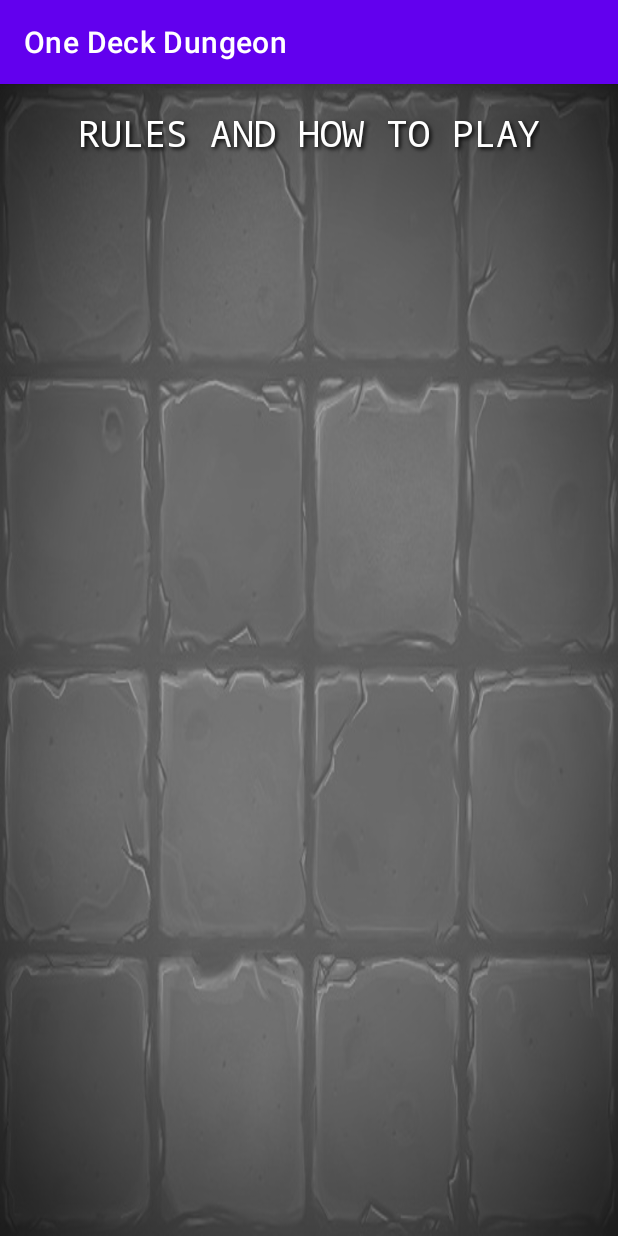
After one commit to SBlaxberg1/OneDeckDungeon, an Android app: the RulesPage screen opened directly, with no data from a screen before it, on a phone screen of 412 x 824 dp. The commit adds this screen. Run offline under Robolectric (Android 15) with nearby library versions, the phone set to English and light mode, and no system bars.

Commit message:
Added rules page and routes to it from main menu and playgame activities

```diff
--- a/app/src/main/java/com/example/onedeckdungeon/MainMenu.java
+++ b/app/src/main/java/com/example/onedeckdungeon/MainMenu.java
@@ -21,4 +21,10 @@ public class MainMenu extends AppCompatActivity {
         Intent newGame = new Intent(this, PlayGame.class);
         startActivity(newGame);
     }
+
+    public void goToRules(View view)
+    {
+        Intent rulesPage = new Intent(this, RulesPage.class);
+        startActivity(rulesPage);
+    }
 }
--- /dev/null
+++ b/app/src/main/java/com/example/onedeckdungeon/RulesPage.java
@@ -0,0 +1,14 @@
+package com.example.onedeckdungeon;
+
+import androidx.appcompat.app.AppCompatActivity;
+
+import android.os.Bundle;
+
+public class RulesPage extends AppCompatActivity {
+
+    @Override
+    protected void onCreate(Bundle savedInstanceState) {
+        super.onCreate(savedInstanceState);
+        setContentView(R.layout.rulespage_layout);
+    }
+}
--- /dev/null
+++ b/app/src/main/res/layout/rulespage_layout.xml
@@ -0,0 +1,29 @@
+<?xml version="1.0" encoding="utf-8"?>
+<androidx.constraintlayout.widget.ConstraintLayout xmlns:android="http://schemas.android.com/apk/res/android"
+    xmlns:app="http://schemas.android.com/apk/res-auto"
+    xmlns:tools="http://schemas.android.com/tools"
+    android:layout_width="match_parent"
+    android:layout_height="match_parent"
+    android:background="@drawable/odd_icon_bg"
+    tools:context=".RulesPage">
+
+    <TextView
+        android:id="@+id/rules_text"
+        android:layout_width="wrap_content"
+        android:layout_height="wrap_content"
+        android:fontFamily="monospace"
+        android:text="Rules and How To Play"
+        android:textColor="@color/white"
+        android:textSize="24sp"
+        android:shadowColor="@color/black"
+        android:shadowDx="1.9"
+        android:shadowDy="1.9"
+        android:shadowRadius="2.9"
+        android:textAllCaps="true"
+        app:layout_constraintBottom_toBottomOf="parent"
+        app:layout_constraintEnd_toEndOf="parent"
+        app:layout_constraintHorizontal_bias="0.498"
+        app:layout_constraintStart_toStartOf="parent"
+        app:layout_constraintTop_toTopOf="parent"
+        app:layout_constraintVertical_bias="0.022" />
+</androidx.constraintlayout.widget.ConstraintLayout>
--- a/app/src/main/res/values/strings.xml
+++ b/app/src/main/res/values/strings.xml
@@ -13,5 +13,6 @@
     <string name="play">PLAY</string>
     <string name="highscores">HIGH SCORES</string>
     <string name="settings">SETTINGS</string>
+    <string name="rules">RULES</string>
     <string name="ZERO">0</string>
 </resources>
```
Also changed, not shown: app/src/main/AndroidManifest.xml (+19 -17 lines), app/src/main/java/com/example/onedeckdungeon/GameModel.java (+2 -10 lines), app/src/main/java/com/example/onedeckdungeon/PlayGame.java (+8 -0 lines), app/src/main/res/layout/mainmenu_layout.xml (+4 -3 lines), app/src/main/res/layout/playgame_layout.xml (+12 -0 lines), app/src/main/res/drawable-v24/rules_button.png (added).
